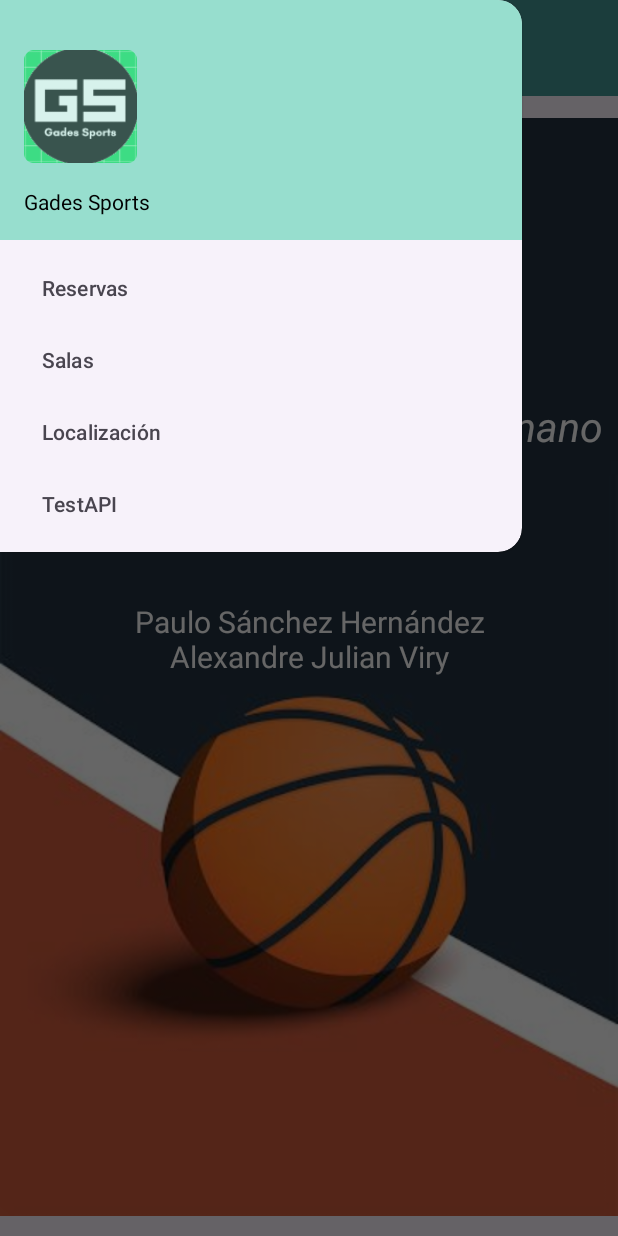
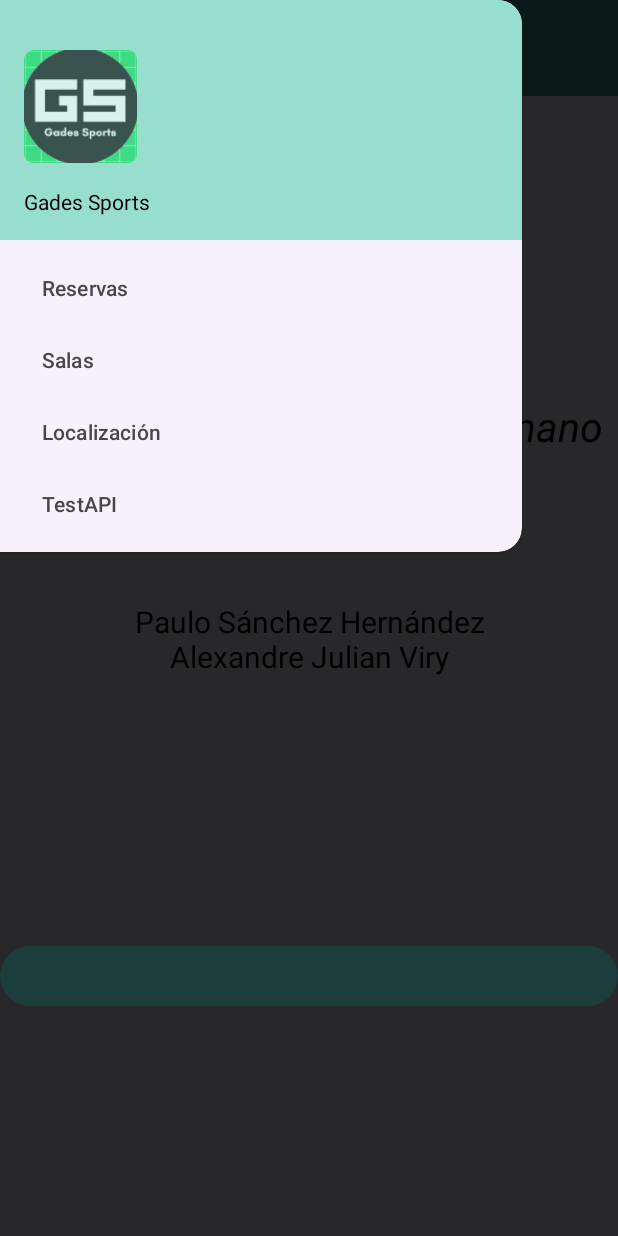
Before and after one commit to paulosanchezh/Pnet2023Android, an Android app: the screen it shows after launch (MainActivity), with the side drawer open, on a phone screen of 412 x 824 dp. Run offline under Robolectric (Android 15) with nearby library versions, the phone set to English and light mode, and no system bars; our stand-ins replace navigation-ui.

Commit message:
detallesFragment

```diff
--- a/app/src/main/java/es/uca/pnet2023/MainActivity.kt
+++ b/app/src/main/java/es/uca/pnet2023/MainActivity.kt
@@ -11,6 +11,9 @@ import androidx.core.view.GravityCompat
 import androidx.drawerlayout.widget.DrawerLayout
 import androidx.fragment.app.Fragment
 import androidx.lifecycle.lifecycleScope
+import androidx.navigation.findNavController
+import androidx.navigation.fragment.NavHostFragment
+import androidx.navigation.ui.NavigationUI
 import com.google.android.material.button.MaterialButton
 import com.google.android.material.navigation.NavigationView
 import kotlinx.coroutines.launch
@@ -22,7 +25,9 @@ class MainActivity : AppCompatActivity(), NavigationView.OnNavigationItemSelecte
     override fun onCreate(savedInstanceState: Bundle?) {
         super.onCreate(savedInstanceState)
         setContentView(R.layout.activity_main)
-        replaceFragment(MainFragment())
+        //val navHostFragment = supportFragmentManager.
+          //  findFragmentById(R.id.nav_host_fragment) as NavHostFragment
+        //NavigationUI.setupActionBarWithNavController(this, navHostFragment.navController)
 
         val toolbar: androidx.appcompat.widget.Toolbar = findViewById(R.id.toolbar_main)
         setSupportActionBar(toolbar)
@@ -42,10 +47,15 @@ class MainActivity : AppCompatActivity(), NavigationView.OnNavigationItemSelecte
         navigationView.setNavigationItemSelectedListener(this)
     }
 
+    override fun onSupportNavigateUp(): Boolean {
+        val navController = this.findNavController(R.id.nav_host_fragment)
+        return navController.navigateUp()
+    }
+
     private fun replaceFragment(fragment: Fragment){
         val fragmentManager = supportFragmentManager
         val fragmentTransaction = fragmentManager.beginTransaction()
-        fragmentTransaction.replace(R.id.frameLayout, fragment)
+        fragmentTransaction.replace(R.id.nav_host_fragment, fragment)
         fragmentTransaction.commit()
     }
 
--- a/app/src/main/java/es/uca/pnet2023/MainFragment.kt
+++ b/app/src/main/java/es/uca/pnet2023/MainFragment.kt
@@ -5,6 +5,9 @@ import androidx.fragment.app.Fragment
 import android.view.LayoutInflater
 import android.view.View
 import android.view.ViewGroup
+import android.widget.Button
+import androidx.navigation.findNavController
+
 // TODO: Rename parameter arguments, choose names that match
 // the fragment initialization parameters, e.g. ARG_ITEM_NUMBER
 private const val ARG_PARAM1 = "param1"
@@ -20,36 +23,20 @@ class MainFragment : Fragment() {
     private var param1: String? = null
     private var param2: String? = null
 
-    override fun onCreate(savedInstanceState: Bundle?) {
-        super.onCreate(savedInstanceState)
-        arguments?.let {
-            param1 = it.getString(ARG_PARAM1)
-            param2 = it.getString(ARG_PARAM2)
+    override fun onCreateView(
+        inflater: LayoutInflater, container: ViewGroup?,
+        savedInstanceState: Bundle?):
+            View? {
+        // Inflate the layout for this fragment
+        val root = inflater.inflate(R.layout.fragment_main, container, false)
+        setupNavigation(root)
+        return root
         }
     }
 
-    override fun onCreateView(inflater: LayoutInflater, container: ViewGroup?,
-                              savedInstanceState: Bundle?): View? {
-        // Inflate the layout for this fragment
-        return inflater.inflate(R.layout.fragment_main, container, false)
-    }
-
-    companion object {
-        /**
-         * Use this factory method to create a new instance of
-         * this fragment using the provided parameters.
-         *
-         * @param param1 Parameter 1.
-         * @param param2 Parameter 2.
-         * @return A new instance of fragment MainFragment.
-         */
-        // TODO: Rename and change types and number of parameters
-        @JvmStatic fun newInstance(param1: String, param2: String) =
-                MainFragment().apply {
-                    arguments = Bundle().apply {
-                        putString(ARG_PARAM1, param1)
-                        putString(ARG_PARAM2, param2)
-                    }
-                }
-    }
+   private fun setupNavigation(root: View){
+       val toSalasButton = root.findViewById<Button>(R.id.btnToSalas)
+       toSalasButton.setOnClickListener { view: View ->
+           view.findNavController().navigate(R.id.action_mainFragment_to_salasFragment)
+       }
 }
--- a/app/src/main/res/layout/activity_main.xml
+++ b/app/src/main/res/layout/activity_main.xml
@@ -9,19 +9,31 @@
     android:id="@+id/drawer_layout"
     tools:context=".MainActivity">
 
+    <!-- The ActionBar displayed at the top -->
+    <include
+        android:id="@+id/include2"
+        layout="@layout/app_bar_main"
+        android:layout_width="match_parent"
+        android:layout_height="match_parent" />
+
     <androidx.constraintlayout.widget.ConstraintLayout
         android:layout_width="match_parent"
         android:layout_height="match_parent"
         android:orientation="vertical">
 
-        <!-- The ActionBar displayed at the top -->
-        <include
-            android:id="@+id/include2"
-            layout="@layout/app_bar_main"
+        <androidx.fragment.app.FragmentContainerView
+            android:id="@+id/nav_host_fragment"
+            android:name="androidx.navigation.fragment.NavHostFragment"
             android:layout_width="match_parent"
-            android:layout_height="match_parent" />
+            android:layout_height="match_parent"
+            app:defaultNavHost="true"
+            app:layout_constraintBottom_toBottomOf="parent"
+            app:layout_constraintEnd_toEndOf="parent"
+            app:layout_constraintStart_toStartOf="parent"
+            app:layout_constraintTop_toTopOf="parent"
+            app:navGraph="@navigation/nav_graph" />
 
-        <!-- The main content view where fragments are loaded -->
+        <!-- The main content view where fragments are loaded
         <FrameLayout
             android:id="@+id/frameLayout"
             android:layout_width="match_parent"
@@ -31,7 +43,7 @@
             app:layout_constraintHorizontal_bias="0.0"
             app:layout_constraintStart_toStartOf="parent"
             app:layout_constraintTop_toTopOf="parent"
-            app:layout_constraintVertical_bias="1.0" />
+            app:layout_constraintVertical_bias="1.0" /> -->
     </androidx.constraintlayout.widget.ConstraintLayout>
 
         <com.google.android.material.navigation.NavigationView
--- a/app/src/main/res/layout/fragment_main.xml
+++ b/app/src/main/res/layout/fragment_main.xml
@@ -1,26 +1,12 @@
 <?xml version="1.0" encoding="utf-8"?>
-<FrameLayout xmlns:android="http://schemas.android.com/apk/res/android"
+<RelativeLayout
+    xmlns:android="http://schemas.android.com/apk/res/android"
     xmlns:tools="http://schemas.android.com/tools"
     android:layout_width="match_parent"
     android:layout_height="match_parent"
     tools:context=".MainFragment">
 
-    <RelativeLayout
-        android:layout_width="match_parent"
-        android:layout_height="match_parent">
 
-
-        <ImageView
-            android:layout_width="match_parent"
-            android:layout_height="match_parent"
-
-            android:layout_alignParentEnd="true"
-            android:layout_alignParentBottom="true"
-            android:layout_marginStart="0dp"
-            android:layout_marginTop="0dp"
-            android:layout_marginEnd="0dp"
-            android:layout_marginBottom="-65dp"
-            android:src="@drawable/fondo_basket"></ImageView>
 
         <TextView
             android:id="@+id/app_name"
@@ -30,7 +16,7 @@
             android:layout_marginBottom="95dp"
             android:gravity="center"
             android:text="@string/app_name"
-            android:textColor="@color/white"
+            android:textColor="@color/black"
             android:textSize="30sp"
             android:textStyle="bold" />
 
@@ -42,7 +28,7 @@
             android:layout_marginBottom="98dp"
             android:gravity="top|center"
             android:text="@string/eslogan"
-            android:textColor="@color/white"
+            android:textColor="@color/black"
             android:textSize="27sp"
             android:textStyle="italic" />
 
@@ -54,11 +40,14 @@
             android:layout_marginBottom="349dp"
             android:gravity="center"
             android:text="@string/desarrolladores"
-            android:textColor="@color/white"
+            android:textColor="@color/black"
             android:textSize="20sp" />
 
-    </RelativeLayout>
+        <Button
+            android:id="@+id/btnToSalas"
+            android:layout_width="match_parent"
+            android:layout_height="wrap_content"
+            android:layout_alignParentBottom="true"
+            android:layout_marginBottom="149dp" />
 
-
-
-</FrameLayout>
+</RelativeLayout>
--- a/app/src/main/res/layout/fragment_reservas.xml
+++ b/app/src/main/res/layout/fragment_reservas.xml
@@ -1,5 +1,5 @@
 <?xml version="1.0" encoding="utf-8"?>
-<FrameLayout xmlns:android="http://schemas.android.com/apk/res/android"
+<androidx.appcompat.widget.LinearLayoutCompat xmlns:android="http://schemas.android.com/apk/res/android"
     xmlns:tools="http://schemas.android.com/tools"
     android:layout_width="match_parent"
     android:layout_height="match_parent"
@@ -22,4 +22,4 @@
         android:contentDescription="@string/submit"
         android:layout_margin="16dp" />
 
-</FrameLayout>
+</androidx.appcompat.widget.LinearLayoutCompat>
--- /dev/null
+++ b/app/src/main/res/navigation/nav_graph.xml
@@ -0,0 +1,39 @@
+<?xml version="1.0" encoding="utf-8"?>
+<navigation xmlns:android="http://schemas.android.com/apk/res/android"
+    xmlns:app="http://schemas.android.com/apk/res-auto"
+    xmlns:tools="http://schemas.android.com/tools"
+    android:id="@+id/nav_graph"
+    app:startDestination="@id/mainFragment">
+
+    <fragment
+        android:id="@+id/mainFragment"
+        android:name="es.uca.pnet2023.MainFragment"
+        android:label="fragment_main"
+        tools:layout="@layout/fragment_main" >
+        <action
+            android:id="@+id/action_mainFragment_to_salasFragment"
+            app:destination="@id/salasFragment" />
+    </fragment>
+
+    <fragment
+        android:id="@+id/salasFragment"
+        android:name="es.uca.pnet2023.SalasFragment"
+        android:label="fragment_salas"
+        tools:layout="@layout/fragment_salas" />
+
+    <fragment
+        android:id="@+id/reservasFragment"
+        android:name="es.uca.pnet2023.ReservasFragment"
+        android:label="fragment_reservas"
+        tools:layout="@layout/fragment_reservas" >
+        <action
+            android:id="@+id/action_reservasFragment_to_detallesReservaFragment"
+            app:destination="@id/detallesReservaFragment" />
+    </fragment>
+
+    <fragment
+        android:id="@+id/detallesReservaFragment"
+        android:name="es.uca.pnet2023.DetallesReservaFragment"
+        android:label="fragment_detalles_reserva"
+        tools:layout="@layout/fragment_detalles_reserva"/>
+</navigation>
```
Also changed, not shown: app/src/main/java/es/uca/pnet2023/ReservasFragment.kt (+13 -0 lines), app/src/main/res/layout/fragment_detalles_reserva.xml (+95 -7 lines), app/src/main/res/layout/fragment_edit_form.xml (+7 -7 lines).
